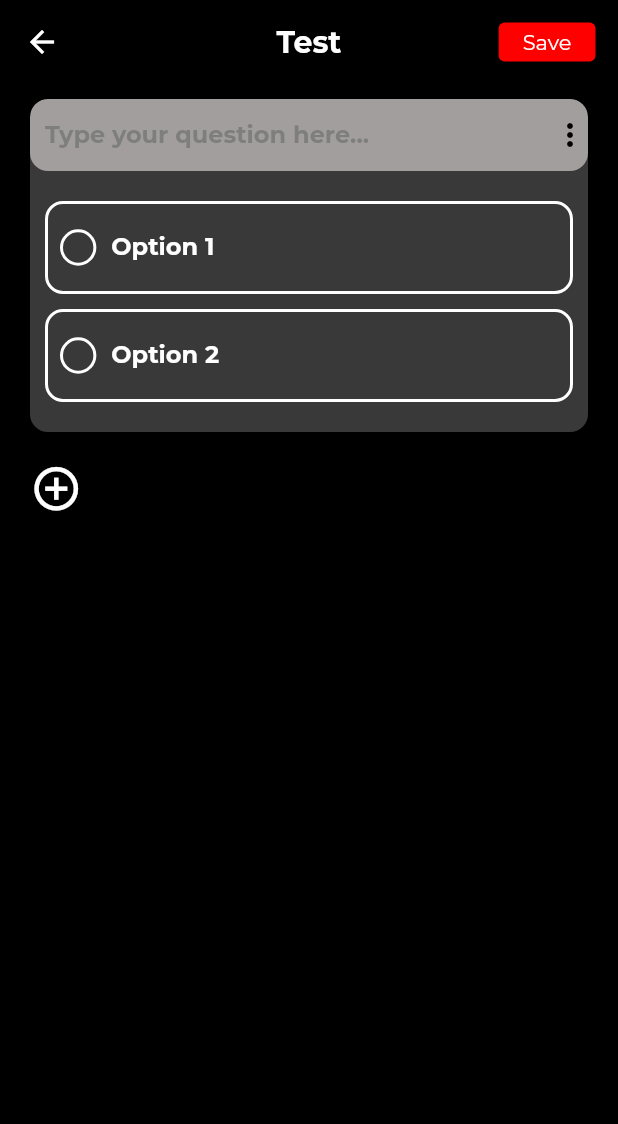
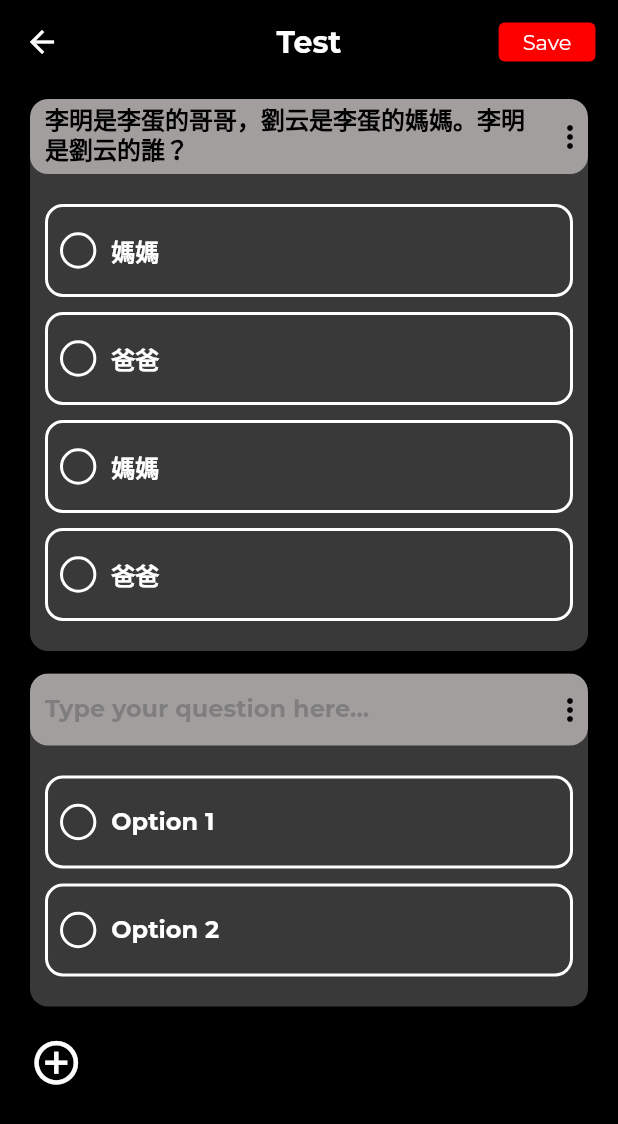
Before and after one commit to ShahrearBinAmin/ricciwawa, a Flutter app: the CreateQuiz screen opened directly, on a phone screen of 412 x 824 dp. Shown: the top 1124 px of the screen. Run offline on Flutter 3.47's test engine with Material 2 defaults, Android fonts, the phone set to English and light mode, and no system bars; our stand-ins replace bloc, flutter_bloc.

Commit message:
added dummy text

```diff
--- a/lib/screens/create_quiz/create_quiz_screen.dart
+++ b/lib/screens/create_quiz/create_quiz_screen.dart
@@ -38,7 +38,123 @@ class CreateQuiz extends StatelessWidget {
         margin: EdgeInsets.symmetric(horizontal: 10),
         child: Column(
           children: [
+            CreatedQuestionCard(),
+            SizedBox(
+              height: 15,
+            ),
+            CreationQuestionCard(),
+            SizedBox(
+              height: 20,
+            ),
+            Row(
+              children: [
+                Icon(
+                  Icons.add_circle_outline,
+                  color: Colors.white,
+                  size: 35,
+                ),
+              ],
+            ),
+          ],
+        ),
+      ),
+    );
+  }
+}
+
+class CreatedQuestionCard extends StatelessWidget {
+  const CreatedQuestionCard({
+    Key? key,
+  }) : super(key: key);
+
+  @override
+  Widget build(BuildContext context) {
+    TextEditingController _textEditingController = TextEditingController();
+    _textEditingController.text = "李明是李蛋的哥哥，劉云是李蛋的媽媽。李明是劉云的誰？";
+
+    return Container(
+      clipBehavior: Clip.antiAlias,
+      decoration: BoxDecoration(
+          color: kDarkGrey, borderRadius: BorderRadius.circular(12)),
+      child: Column(
+        children: [
           Container(
+            decoration: BoxDecoration(
+                color: kLightGreyColor,
+                borderRadius: BorderRadius.circular(12)),
+            child: Row(
+              children: [
+                Expanded(
+                  child: TextField(
+                    maxLines: 3,
+                    minLines: 1,
+                    controller: _textEditingController,
+                    style: TextStyle(
+                        color: Colors.black, fontWeight: FontWeight.bold),
+                    decoration: InputDecoration(
+                        border: InputBorder.none,
+                        contentPadding: const EdgeInsets.fromLTRB(10, 5, 0, 5),
+                        hintStyle: TextStyle(
+                            fontWeight: FontWeight.bold,
+                            color: Color(0xFF7E7E7E))),
+                  ),
+                ),
+                InkWell(
+                  onTap: () {},
+                  child: Icon(
+                    Icons.more_vert,
+                    color: Colors.black,
+                  ),
+                )
+              ],
+            ),
+          ),
+          Container(
+            padding: const EdgeInsets.symmetric(vertical: 20, horizontal: 10),
+            child: Column(
+              children: [
+                InputOption(
+                  optionId: " ",
+                  optionText: "媽媽",
+                ),
+                SizedBox(
+                  height: 10,
+                ),
+                InputOption(
+                  optionId: " ",
+                  optionText: "爸爸",
+                ),
+                SizedBox(
+                  height: 10,
+                ),
+                InputOption(
+                  optionId: " ",
+                  optionText: "媽媽",
+                ),
+                SizedBox(
+                  height: 10,
+                ),
+                InputOption(
+                  optionId: " ",
+                  optionText: "爸爸",
+                )
+              ],
+            ),
+          ),
+        ],
+      ),
+    );
+  }
+}
+
+class CreationQuestionCard extends StatelessWidget {
+  const CreationQuestionCard({
+    Key? key,
+  }) : super(key: key);
+
+  @override
+  Widget build(BuildContext context) {
+    return Container(
       clipBehavior: Clip.antiAlias,
       decoration: BoxDecoration(
           color: kDarkGrey, borderRadius: BorderRadius.circular(12)),
@@ -57,8 +173,7 @@ class CreateQuiz extends StatelessWidget {
                     decoration: InputDecoration(
                         hintText: "Type your question here...",
                         border: InputBorder.none,
-                                contentPadding:
-                                    const EdgeInsets.fromLTRB(10, 5, 0, 5),
+                        contentPadding: const EdgeInsets.fromLTRB(10, 5, 0, 5),
                         hintStyle: TextStyle(
                             fontWeight: FontWeight.bold,
                             color: Color(0xFF7E7E7E))),
@@ -75,8 +190,7 @@ class CreateQuiz extends StatelessWidget {
             ),
           ),
           Container(
-                    padding: const EdgeInsets.symmetric(
-                        vertical: 20, horizontal: 10),
+            padding: const EdgeInsets.symmetric(vertical: 20, horizontal: 10),
             child: Column(
               children: [
                 InputOption(
@@ -94,22 +208,6 @@ class CreateQuiz extends StatelessWidget {
             ),
           ),
         ],
-              ),
-            ),
-            SizedBox(
-              height: 20,
-            ),
-            Row(
-              children: [
-                Icon(
-                  Icons.add_circle_outline,
-                  color: Colors.white,
-                  size: 35,
-                ),
-              ],
-            ),
-          ],
-        ),
       ),
     );
   }
```
Lines whose indentation alone changed are shown as unchanged.
